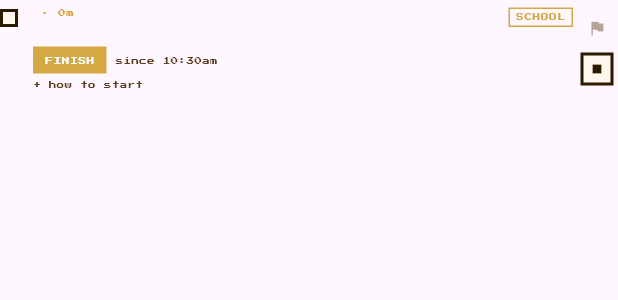
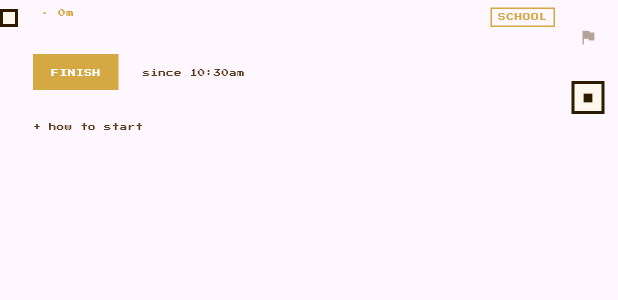
Before and after one commit to marioario5/Planner, a Flutter app: the TaskRow widget shown alone on an empty page, opened directly with empty values, on a phone screen of 412 x 824 dp. Shown: the top 300 px of the screen. Run offline on Flutter 3.47's test engine with Material 3 defaults, Android fonts, the phone set to English and light mode, and no system bars; our stand-ins replace google_fonts, shared_preferences; accounts and stored records are empty.

Commit message:
App: bigger tap areas for Start/Finish, Stop, flag and the how-to-start toggle
Co-Authored-By: Claude Sonnet 5.5 <noreply@anthropic.com>

```diff
--- a/lib/planner_screen.dart
+++ b/lib/planner_screen.dart
@@ -1041,19 +1041,23 @@ class _TaskRowState extends State<TaskRow> with SingleTickerProviderStateMixin {
     final started = task.canFinish;
     final color = tagColor(task.tag);
     return Padding(
-      padding: const EdgeInsets.only(top: 5),
+      padding: EdgeInsets.zero,
       child: Row(children: [
         GestureDetector(
           behavior: HitTestBehavior.opaque,
           onTap: started ? widget.onToggle : widget.onStart,
+          // The padding around the visible button is part of the tap area (about 44 px tall), so it is easy to hit.
+          child: Padding(
+            padding: const EdgeInsets.fromLTRB(0, 10, 10, 10),
             child: Container(
-            padding: const EdgeInsets.symmetric(horizontal: 6, vertical: 4),
+              padding: const EdgeInsets.symmetric(horizontal: 10, vertical: 7),
               decoration: BoxDecoration(
                 color: started ? color : cPaper,
                 border: Border.all(color: color, width: 2),
               ),
               child: Text(started ? 'FINISH' : 'START',
                   style: _px(5, started ? Colors.white : color, height: 1.2, letterSpacing: 0.5)),
+            ),
           ),
         ),
         if (started) ...[
@@ -1147,7 +1151,8 @@ class _TaskRowState extends State<TaskRow> with SingleTickerProviderStateMixin {
                       behavior: HitTestBehavior.opaque,
                       onTap: () => setState(() => _showNotes = !_showNotes),
                       child: Padding(
-                        padding: const EdgeInsets.only(top: 3, bottom: 2),
+                        // generous invisible padding: a near miss here used to fall through and untick the task
+                        padding: const EdgeInsets.fromLTRB(0, 10, 40, 10),
                         child: Text(_showNotes ? '- hide how' : '+ how to start',
                           style: GoogleFonts.pressStart2p(
                               fontSize: 5, color: cInkLight, height: 1.6),
@@ -1191,14 +1196,18 @@ class _TaskRowState extends State<TaskRow> with SingleTickerProviderStateMixin {
                   behavior: HitTestBehavior.opaque,
                   onTap: widget.onResetStart,
                   child: Container(
+                    width: 40,
+                    height: 40,
+                    alignment: Alignment.center,
+                    child: Container(
                       width: 22,
                       height: 22,
-                    margin: const EdgeInsets.only(top: 2),
                       decoration: BoxDecoration(
                         color: cPaper,
                         border: Border.all(color: cInk, width: 2),
                       ),
                       child: const Icon(Icons.stop, size: 12, color: cInk),
+                    ),
                   ),
                 ),
             ]),
@@ -1250,8 +1259,8 @@ class _HoldFlagState extends State<_HoldFlag> with SingleTickerProviderStateMixi
       onTapUp: (_) => _hold.reset(),
       onTapCancel: () => _hold.reset(),
       child: SizedBox(
-        width: 28,
-        height: 28,
+        width: 40,
+        height: 40,
         child: Stack(alignment: Alignment.center, children: [
           AnimatedBuilder(
             animation: _hold,
```
Also changed, not shown: 1 other file. Lines whose indentation alone changed are shown as unchanged.
